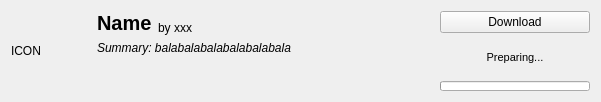
Qt form src/ui/modrinthmoditemwidget.ui (kaniol-lck/modmanager) before a commit.
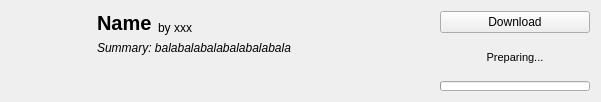
The same form after that commit. Icons and pictures are not drawn.

Diff of the .ui file:
```diff
--- a/src/ui/modrinthmoditemwidget.ui
+++ b/src/ui/modrinthmoditemwidget.ui
@@ -35,7 +35,7 @@
       </size>
      </property>
      <property name="text">
-      <string>ICON</string>
+      <string/>
      </property>
      <property name="wordWrap">
       <bool>false</bool>
```
